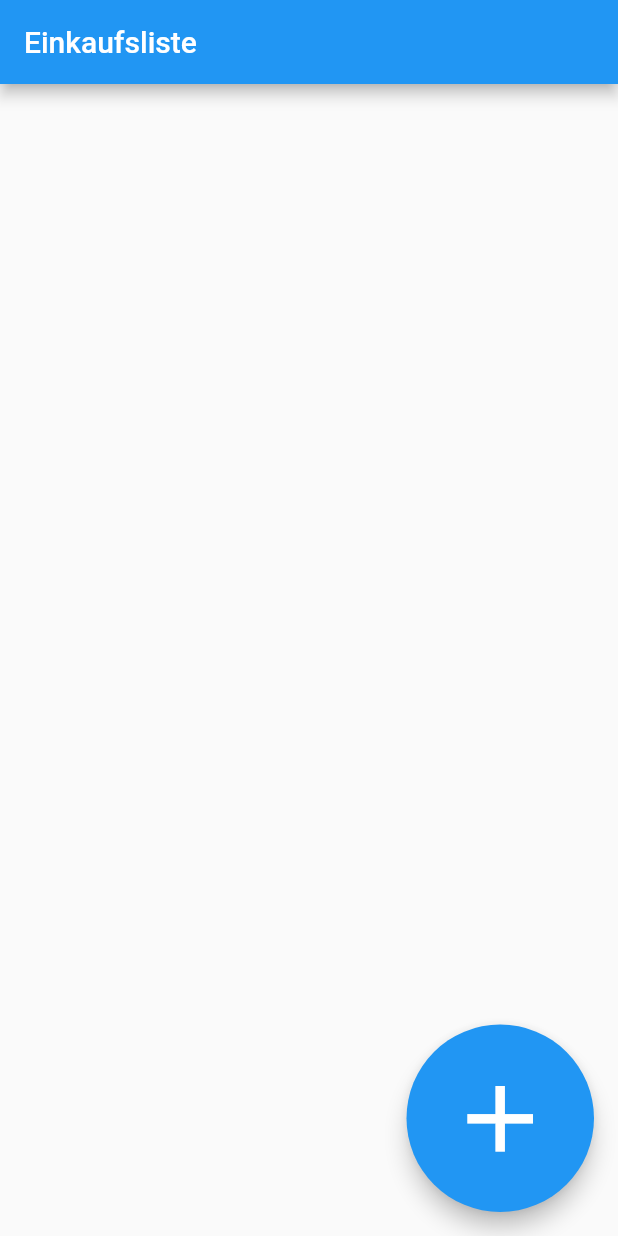
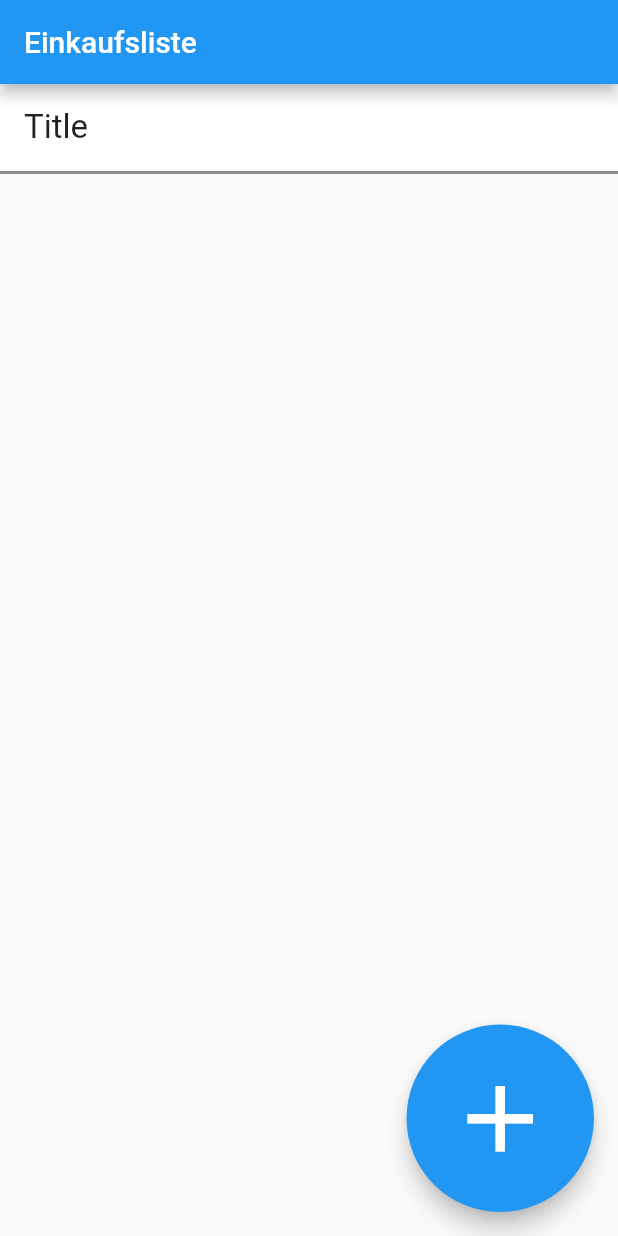
Before and after one commit to LoCrealloc/shopping_list, a Flutter app: the screen it shows after launch, on a phone screen of 412 x 824 dp. Run offline on Flutter 3.47's test engine with Material 2 defaults, Android fonts, the phone set to English and light mode, and no system bars.

Commit message:
Added the possibility to have multiple lists

```diff
--- a/lib/list.dart
+++ b/lib/list.dart
@@ -4,7 +4,9 @@ import "entry.dart";
 import "dialog.dart";
 
 class ShoppingList extends StatefulWidget {
-  const ShoppingList({Key? key}) : super(key: key);
+  const ShoppingList({Key? key, required this.title}) : super(key: key);
+
+  final String title;
 
   static List<Entry> loadEntries() {
     // TODO actually load entries
@@ -51,7 +53,7 @@ class _ShoppingListState extends State<ShoppingList> {
   Widget build(BuildContext context) {
     return Scaffold(
       appBar: AppBar(
-          title: const Text("Einkaufsliste")
+          title: Text(widget.title)
       ),
       body: Center(
         child: ListView(
@@ -59,12 +61,12 @@ class _ShoppingListState extends State<ShoppingList> {
         ),
       ),
       floatingActionButton: SizedBox(
-        width: 125,
-        height: 125,
+        width: 60,
+        height: 60,
         child: FloatingActionButton(
           onPressed: _handleAddEntry,
           backgroundColor: Colors.blue,
-          child: const Icon(Icons.add, size: 75,),
+          child: const Icon(Icons.add, size: 30,),
       ),
       )
     );
--- a/lib/main.dart
+++ b/lib/main.dart
@@ -1,5 +1,5 @@
 import 'package:flutter/material.dart';
-import 'package:shopping/list.dart';
+import 'package:shopping/metalist.dart';
 
 
 void main() {
@@ -16,7 +16,7 @@ class App extends StatelessWidget {
       theme: ThemeData(
         primarySwatch: Colors.blue,
       ),
-      home: const ShoppingList()
+      home: Overview()
     );
   }
 }
--- /dev/null
+++ b/lib/metalist.dart
@@ -0,0 +1,82 @@
+import 'package:flutter/material.dart';
+
+import 'package:shopping/list.dart';
+
+class Overview extends StatefulWidget {
+  const Overview({Key? key}) : super(key: key);
+
+
+  @override
+  State<Overview> createState() => _OverviewState();
+}
+
+class _OverviewState extends State<Overview> {
+
+  static List<ListContainer> getLists() {
+    // TODO actually load lists
+    return [const ListContainer(list: ShoppingList(title: "Title"))];
+  }
+
+  final List<ListContainer> _lists = getLists();
+
+  @override
+  Widget build(BuildContext context) {
+    return Scaffold(
+        appBar: AppBar(
+            title: const Text("Einkaufsliste")
+        ),
+        body: Center(
+          child: ListView(
+            children: _lists,
+          ),
+        ),
+        floatingActionButton: SizedBox(
+          width: 125,
+          height: 125,
+          child: FloatingActionButton(
+            onPressed: (){},
+            backgroundColor: Colors.blue,
+            child: const Icon(Icons.add, size: 75,),
+          ),
+        )
+    );
+  }
+}
+
+class ListContainer extends StatelessWidget{
+  const ListContainer({Key? key, required this.list}) : super(key: key);
+
+  final ShoppingList list;
+
+  @override
+  Widget build(BuildContext context) {
+    return InkWell(
+      onTap: (){
+        Navigator.push(
+          context,
+          MaterialPageRoute(builder: (context) => list),
+        );
+      },
+        child: Container(
+          padding: const EdgeInsets.all(16.0),
+          decoration:  const BoxDecoration(
+            border: Border(
+                bottom: BorderSide(
+                  color: Colors.black45,
+                  width: 2,
+                )
+            ),
+            color: Colors.white,
+          ),
+          child: Row(
+              children: <Widget>[
+                Expanded(
+                    child: Text(list.title, style: const TextStyle(fontSize: 22))
+                ),
+              ]
+          )
+        )
+    );
+  }
+
+}
```
